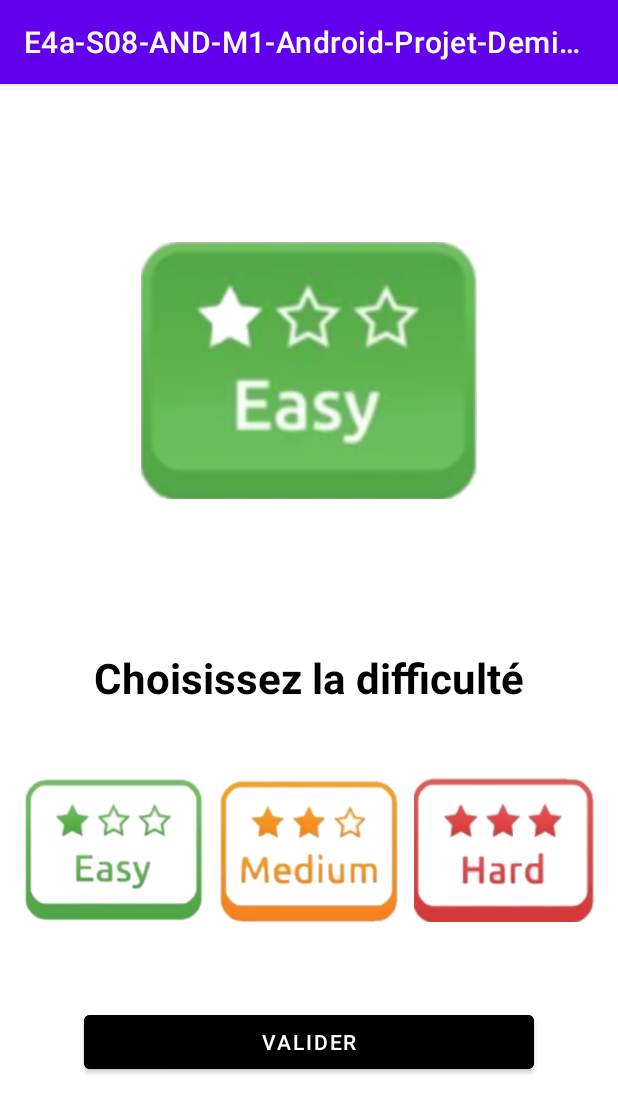
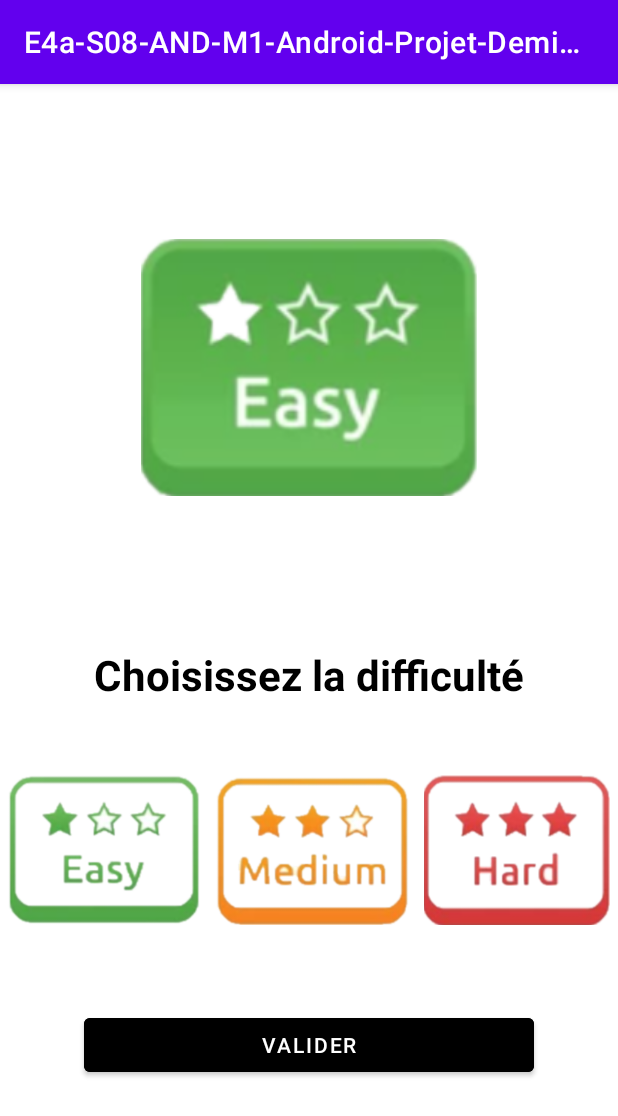
Before and after one commit to Ken-dono/E4a-S08-AND-M1-Android-Projet-D-mineur, an Android app: the screen it shows after launch (MainActivity), on a phone screen of 412 x 824 dp. Shown: the top 1116 px of the screen. Run offline under Robolectric (Android 15) with nearby library versions, the phone set to English and light mode, and no system bars.

Commit message:
Activity_main update

```diff
--- a/app/src/main/res/layout/activity_main.xml
+++ b/app/src/main/res/layout/activity_main.xml
@@ -22,36 +22,41 @@
         android:layout_marginBottom="48dp"/>
 
     <LinearLayout
-        android:layout_width="wrap_content"
-        android:layout_height="wrap_content"
+        android:layout_width="match_parent"
+        android:layout_height="100dp"
         android:orientation="horizontal"
-        android:layout_marginBottom="32dp">
+        android:layout_marginBottom="32dp"
+        android:gravity="center"
+        android:paddingHorizontal="5dp">
 
         <ImageButton
-            android:layout_width="120dp"
-            android:layout_height="96dp"
+            android:layout_width="wrap_content"
+            android:layout_height="wrap_content"
             android:background="@drawable/easy_unchecked"
             android:id="@+id/easy_button"
             android:onClick="onDifficultySelected"
-            android:scaleType="fitCenter"/>
+            android:scaleType="fitCenter"
+            android:layout_weight="1"/>
 
         <ImageButton
-            android:layout_width="120dp"
-            android:layout_height="96dp"
+            android:layout_width="wrap_content"
+            android:layout_height="wrap_content"
             android:background="@drawable/medium_unchecked"
             android:id="@+id/medium_button"
             android:onClick="onDifficultySelected"
             android:layout_marginStart="10dp"
             android:layout_marginEnd="10dp"
-            android:scaleType="fitCenter"/>
+            android:scaleType="fitCenter"
+            android:layout_weight="1"/>
 
         <ImageButton
-            android:layout_width="120dp"
-            android:layout_height="96dp"
+            android:layout_width="wrap_content"
+            android:layout_height="wrap_content"
             android:background="@drawable/hard_unchecked"
             android:id="@+id/hard_button"
             android:onClick="onDifficultySelected"
-            android:scaleType="fitCenter"/>
+            android:scaleType="fitCenter"
+            android:layout_weight="1"/>
 
     </LinearLayout>
 
```
